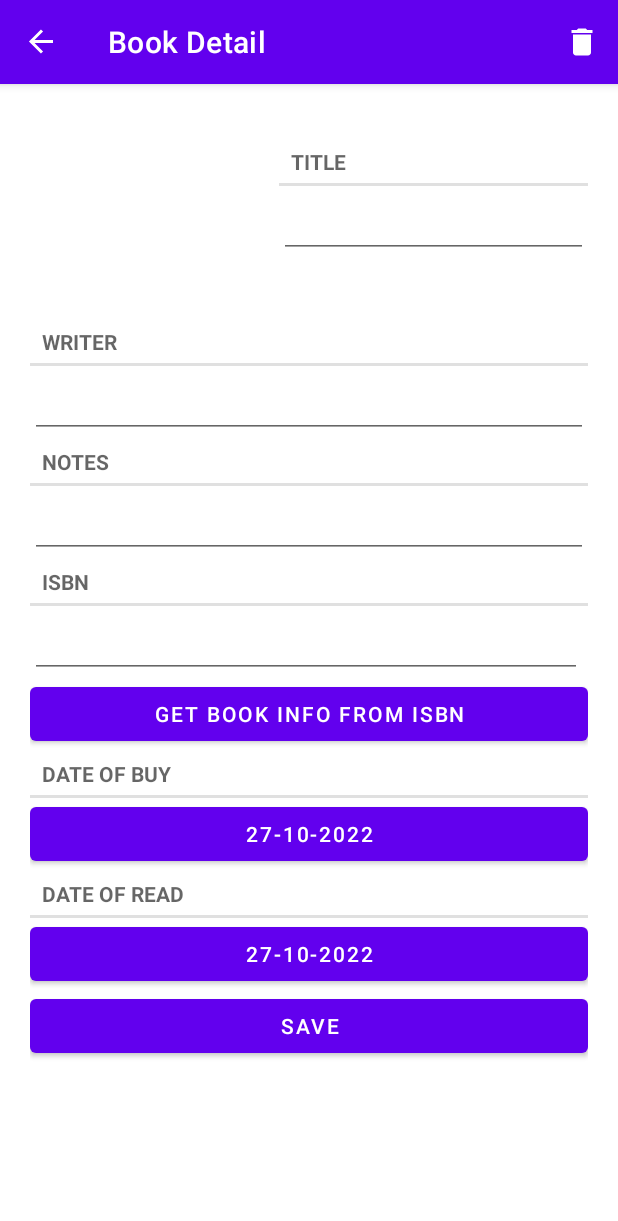
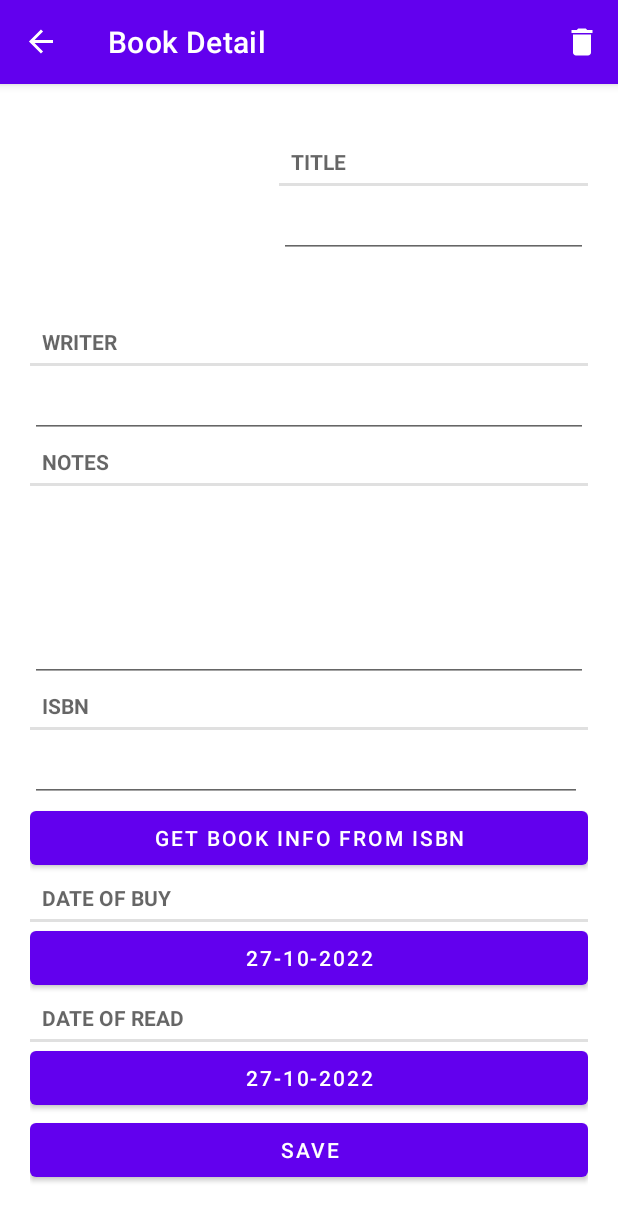
Before and after one commit to niobek/BookCatalog, an Android app: the BookFragment screen opened through its navigation route, on a phone screen of 412 x 824 dp. Shown: the top 1221 px of the screen. Run offline under Robolectric (Android 15) with nearby library versions, the light colour scheme and no system bars; our stand-ins replace Room's generated code, data binding, navigation-ui; pictures from the network do not load; 4 statements that could not run were skipped.

Commit message:
Book Fragment gui was updated and icon was added to appbar.

```diff
--- a/BookLibrary/app/src/main/res/layout/fragment_book.xml
+++ b/BookLibrary/app/src/main/res/layout/fragment_book.xml
@@ -19,6 +19,7 @@
                 android:layout_width="match_parent"
                 android:layout_height="wrap_content"
                 android:orientation="horizontal"
+                android:baselineAligned="false"
                 android:layout_marginStart="16dp"
                 android:layout_marginTop="16dp">
                 <LinearLayout
@@ -81,6 +82,9 @@
                 android:id="@+id/book_notes_edittext"
                 android:layout_width="match_parent"
                 android:layout_height="wrap_content"
+                android:lines="@integer/line_number"
+                android:maxLength="@integer/max_note_char_number"
+                android:maxLines="@integer/max_line_number"
                 android:minHeight="48dp"
                 android:text="@{viewModel.bookLiveData.notes}" />
 
@@ -96,7 +100,10 @@
                 android:layout_width="match_parent"
                 android:layout_height="wrap_content"
                 android:layout_marginEnd="4dp"
+                android:maxLength="@integer/max_isbn_char_number"
                 android:minHeight="48dp"
+                android:nestedScrollingEnabled="false"
+                android:singleLine="true"
                 android:text="@{viewModel.bookLiveData.isbn}" />
             <Button
                 android:id="@+id/get_isbn_button"
--- /dev/null
+++ b/BookLibrary/app/src/main/res/values/integer.xml
@@ -0,0 +1,7 @@
+<?xml version="1.0" encoding="utf-8"?>
+<resources>
+    <integer name="line_number">5</integer>
+    <integer name="max_line_number">5</integer>
+    <integer name="max_note_char_number">300</integer>
+    <integer name="max_isbn_char_number">50</integer>
+</resources>
```
Also changed, not shown: BookLibrary/app/src/main/res/drawable/ic_book_logo_24.xml (added, +8 -0 lines).
